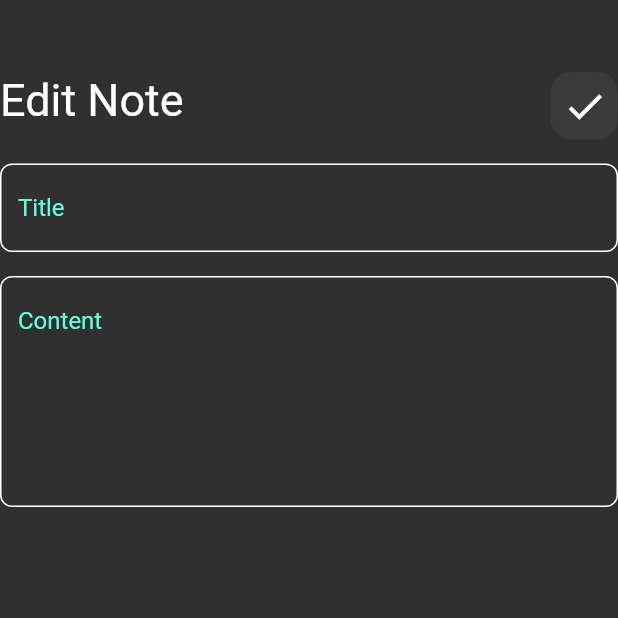
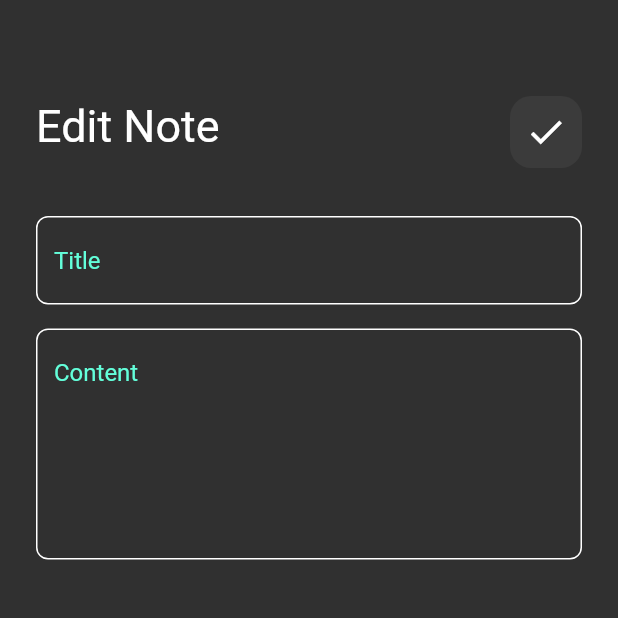
Before and after one commit to AlshaimaaAbdElnaeem/NotesApp, a Flutter app: the EditNoteView screen opened directly, on a phone screen of 412 x 824 dp, the top half of it. Run offline on Flutter 3.47's test engine with Material 2 defaults, Android fonts, the phone set to English and light mode, and no system bars; our stand-ins replace font_awesome_flutter; Roboto replaces fonts that are missing (Poppins).

Commit message:
edit note view is done

```diff
--- a/lib/widgets/custom_search_icon.dart
+++ b/lib/widgets/custom_search_icon.dart
@@ -8,15 +8,15 @@ class CustomSearchIcon extends StatelessWidget {
     return Padding(
       padding: const EdgeInsets.only(top: 8.0),
       child: Container(
-        width: 45,
-        height: 45,
+        width: 48,
+        height: 48,
         decoration: BoxDecoration(
           borderRadius: BorderRadius.circular(14),
           color: Colors.white.withOpacity(0.05),
         ),
         child: IconButton(
           onPressed: () {},
-          icon:  Icon(icon, size: 30),
+          icon:  Icon(icon, size: 28),
         ),
       ),
     );
--- a/lib/widgets/edit_view_body.dart
+++ b/lib/widgets/edit_view_body.dart
@@ -7,16 +7,20 @@ class EditViewBody extends StatelessWidget {
 
   @override
   Widget build(BuildContext context) {
-    return const Column(children: [
+    return const Padding(
+      padding: EdgeInsets.symmetric(horizontal:24.0 , vertical: 16),
+      child:  Column(children: [
         CustomAppBar(
           title: 'Edit Note',
           icon: Icons.check,
         ),
+        SizedBox(height: 16,),
         CustomTextField(textHint: 'Title'),
         CustomTextField(
           textHint: 'Content',
           numberOfLines: 6,
         )
-    ]);
+      ]),
+    );
   }
 }
```
Lines whose indentation alone changed are shown as unchanged.
